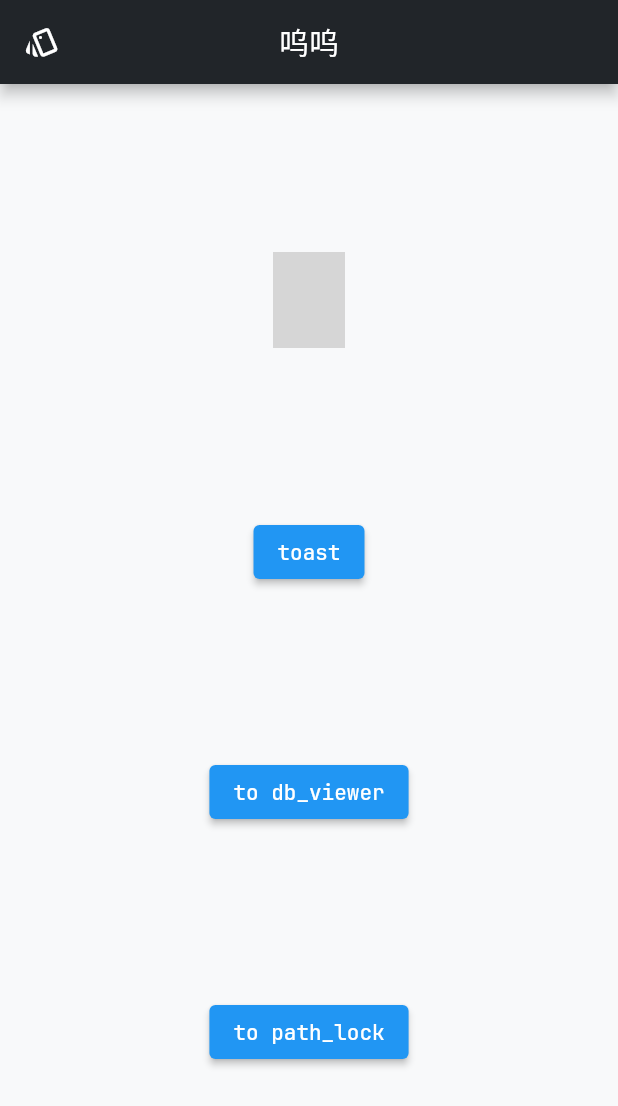
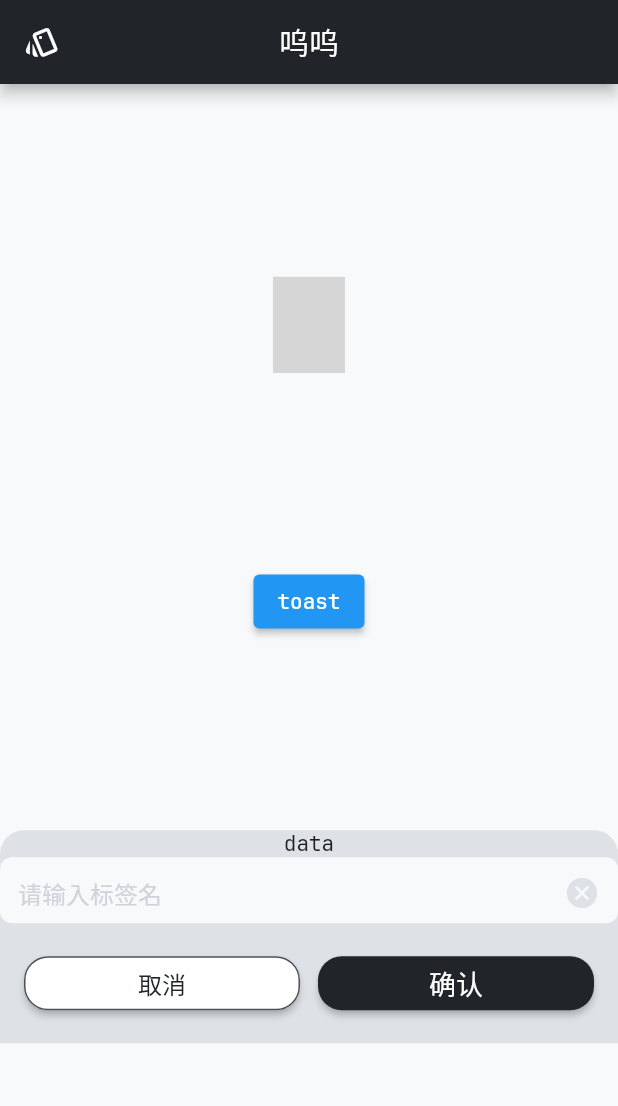
Before and after one commit to lopo12123/wuwu, a Flutter app: the screen it shows after launch, on a phone screen of 412 x 824 dp. Shown: the top 1106 px of the screen. Run offline on Flutter 3.47's test engine with Material 2 defaults, Android fonts, the phone set to English and light mode, and no system bars; our stand-ins replace bot_toast, flutter_slidable, get, isar, loading_animation_widget, logger; missing offline and left inert: flip_board, gesture_password_widget, window_manager, windows_single_instance; accounts and stored records are empty; generated files the repository leaves out were written again; Roboto replaces fonts that are missing (ShouShu, XiaoBai); grey boxes are pictures that could not be loaded.

Commit message:
feat: 文本输入框

```diff
--- /dev/null
+++ b/lib/components/common/input_box.dart
@@ -0,0 +1,68 @@
+import 'package:flutter/material.dart';
+import 'package:wuwu/components/common/styled_text.dart';
+import 'package:wuwu/styles/palette.dart';
+
+class InputBox extends StatelessWidget {
+  final int lines;
+  final String hintText;
+  final void Function(String code)? onChanged;
+
+  final TextEditingController tc;
+
+  InputBox({
+    super.key,
+    String? defaultText,
+    this.lines = 1,
+    this.hintText = '',
+    this.onChanged,
+  }) : tc = TextEditingController(text: defaultText);
+
+  @override
+  Widget build(BuildContext context) {
+    return Container(
+      height: 20.0 * lines + 24,
+      padding: const EdgeInsets.all(12),
+      decoration: BoxDecoration(
+        color: Palette.b10,
+        borderRadius: BorderRadius.circular(8),
+      ),
+      alignment: Alignment.center,
+      child: TextField(
+        controller: tc,
+        maxLines: lines,
+        decoration: InputDecoration(
+          isCollapsed: true,
+          border: InputBorder.none,
+          suffixIcon: GestureDetector(
+            onTap: () {
+              tc.clear();
+              onChanged?.call('');
+            },
+            child: const Icon(Icons.cancel, color: Palette.b30, size: 24),
+          ),
+          suffixIconConstraints: const BoxConstraints(
+            minHeight: 24,
+            maxHeight: 24,
+          ),
+          hintStyle: const TextStyle(
+            color: Palette.b40,
+            fontSize: 16,
+            fontFamily: StyledTextFamily.ShouShu,
+          ),
+          hintText: hintText,
+        ),
+        style: const TextStyle(
+          fontFamily: StyledTextFamily.ShouShu,
+          color: Palette.b90,
+          fontSize: 16,
+          height: 1.5,
+        ),
+        onTapOutside: (pEv) {
+          // 点击外部自动失去焦点
+          FocusManager.instance.primaryFocus?.unfocus();
+        },
+        onChanged: onChanged,
+      ),
+    );
+  }
+}
--- /dev/null
+++ b/lib/styles/button.dart
@@ -0,0 +1,35 @@
+import 'package:flutter/material.dart';
+import 'package:wuwu/styles/palette.dart';
+
+abstract class MyButtonStyle {
+  /// 取消按钮
+  static final cancel = ElevatedButton.styleFrom(
+    fixedSize: const Size.fromHeight(32),
+    backgroundColor: Palette.b00,
+    shape: RoundedRectangleBorder(
+      side: const BorderSide(color: Palette.b70),
+      borderRadius: BorderRadius.circular(16),
+    ),
+  );
+  /// 确认按钮
+  static final confirm = ElevatedButton.styleFrom(
+    fixedSize: const Size.fromHeight(32),
+    backgroundColor: Palette.b90,
+    shape: RoundedRectangleBorder(
+      borderRadius: BorderRadius.circular(16),
+    ),
+  );
+
+// static final CreateTag = TextButton.styleFrom(
+//   fixedSize: const Size.fromHeight(40),
+//   padding: const EdgeInsets.symmetric(horizontal: 16),
+//   shape: RoundedRectangleBorder(
+//     side: const BorderSide(color: Palette.b70),
+//     borderRadius: BorderRadius.circular(20),
+//   ),
+//   alignment: Alignment.center,
+//   foregroundColor: Palette.b00,
+//   backgroundColor: Palette.b00,
+//   splashFactory: NoSplash.splashFactory,
+// );
+}
--- /dev/null
+++ b/lib/views/bottom_sheet/bs_tag_create.dart
@@ -0,0 +1,65 @@
+import 'package:flutter/material.dart';
+import 'package:get/get.dart';
+import 'package:wuwu/components/common/input_box.dart';
+import 'package:wuwu/components/common/styled_text.dart';
+import 'package:wuwu/styles/button.dart';
+import 'package:wuwu/styles/palette.dart';
+
+/// 新建标签
+class BSTagCreate extends StatelessWidget {
+  const BSTagCreate({super.key});
+
+  @override
+  Widget build(BuildContext context) {
+    return Container(
+      width: Get.width,
+      // height: Get.height / 2,
+      decoration: const BoxDecoration(
+        color: Palette.b30,
+        borderRadius: BorderRadius.vertical(top: Radius.circular(16)),
+      ),
+      child: SafeArea(
+        top: false,
+        child: Column(
+          mainAxisSize: MainAxisSize.min,
+          children: [
+            StyledText.JBMono('data'),
+            InputBox(hintText: '请输入标签名'),
+            Padding(
+              padding: const EdgeInsets.all(16),
+              child: Row(
+                children: [
+                  Expanded(
+                    child: ElevatedButton(
+                      style: MyButtonStyle.cancel,
+                      onPressed: Get.back,
+                      child: const StyledText.XiaoBai(
+                        '取消',
+                        color: Palette.b90,
+                        fontSize: 16,
+                        fontWeight: FontWeight.w500,
+                      ),
+                    ),
+                  ),
+                  const SizedBox(width: 12),
+                  Expanded(
+                    child: ElevatedButton(
+                      style: MyButtonStyle.confirm,
+                      onPressed: () {},
+                      child: const StyledText.XiaoBai(
+                        '确认',
+                        color: Palette.b00,
+                        fontSize: 18,
+                        fontWeight: FontWeight.w500,
+                      ),
+                    ),
+                  ),
+                ],
+              ),
+            ),
+          ],
+        ),
+      ),
+    );
+  }
+}
--- a/lib/views/entry.dart
+++ b/lib/views/entry.dart
@@ -8,6 +8,7 @@ import 'package:wuwu/platform_spec/components/tool_bar.dart';
 import 'package:wuwu/routes/index.dart';
 import 'package:wuwu/styles/palette.dart';
 import 'package:wuwu/utils/my_toast.dart';
+import 'package:wuwu/views/bottom_sheet/bs_tag_create.dart';
 
 class EntryView extends StatelessWidget {
   const EntryView({super.key});
@@ -32,14 +33,15 @@ class EntryView extends StatelessWidget {
               onPressed: () => MyToast.success('ok可以'),
               child: StyledText.JBMono('toast'),
             ),
-            ElevatedButton(
-              onPressed: () => Get.toNamed(MyRoutes.db_viewer),
-              child: StyledText.JBMono('to db_viewer'),
-            ),
-            ElevatedButton(
-              onPressed: () => Get.toNamed(MyRoutes.path_lock),
-              child: StyledText.JBMono('to path_lock'),
-            ),
+            BSTagCreate(),
+            // ElevatedButton(
+            //   onPressed: () => Get.toNamed(MyRoutes.db_viewer),
+            //   child: StyledText.JBMono('to db_viewer'),
+            // ),
+            // ElevatedButton(
+            //   onPressed: () => Get.toNamed(MyRoutes.path_lock),
+            //   child: StyledText.JBMono('to path_lock'),
+            // ),
           ],
         ),
       ),
--- a/lib/views/tag_manage.dart
+++ b/lib/views/tag_manage.dart
@@ -2,6 +2,7 @@ import 'package:flutter/material.dart';
 import 'package:get/get.dart';
 import 'package:wuwu/components/common/search_box_debounce.dart';
 import 'package:wuwu/components/common/styled_text.dart';
+import 'package:wuwu/components/empty_list.dart';
 import 'package:wuwu/components/slidable_widget.dart';
 import 'package:wuwu/platform_spec/components/tool_bar.dart';
 import 'package:wuwu/stores/collections/tag.dart';
@@ -53,13 +54,16 @@ class _TagItem extends StatelessWidget {
 }
 
 class _TagManageController extends GetxController {
+  /// 展示的标签列表
   RxList<Tag> tagList = <Tag>[].obs;
 
+  /// 从数据库获取最新的标签列表
   Future<void> syncTags([bool toast = true]) async {
     await GlobalStoreImpl.store.init(toast: toast, tag: true);
     tagList(GlobalStoreImpl.store.tags);
   }
 
+  /// 搜索标签
   Future<void> searchTags(String part) async {
     if (part.isEmpty) {
       syncTags(false);
@@ -69,6 +73,12 @@ class _TagManageController extends GetxController {
           .toList();
       tagList(filtered);
     }
+  }
+
+  /// 打开新建标签的交互
+  void requestTagCreate() {
+    // todo
+    SafePrint.info('requestTagCreate');
   }
 
   @override
@@ -94,15 +104,14 @@ class TagManageView extends GetView<_TagManageController> {
             mainAxisAlignment: MainAxisAlignment.center,
             children: [
               SearchBoxDebounce(
-                hintText: '输入标签名开始查找',
+                hintText: '输入标签名以查找',
                 onConfirmed: controller.searchTags,
               ),
-              // todo
               IconButton(
-                icon: Icon(Icons.add),
-                onPressed: () {
-                  SafePrint.info('创建标签');
-                },
+                iconSize: 32,
+                padding: const EdgeInsets.only(left: 16),
+                onPressed: controller.requestTagCreate,
+                icon: const Icon(Icons.bookmark_add, color: Palette.b70),
               ),
             ],
           ),
@@ -110,7 +119,9 @@ class TagManageView extends GetView<_TagManageController> {
             child: RefreshIndicator(
               onRefresh: controller.syncTags,
               child: Obx(
-                () => ListView(
+                () => controller.tagList.isEmpty
+                    ? emptyListPlaceholder(color: Palette.b50)
+                    : ListView(
                         padding: const EdgeInsets.symmetric(
                           horizontal: 16,
                           vertical: 8,
```
Lines whose indentation alone changed are shown as unchanged.
